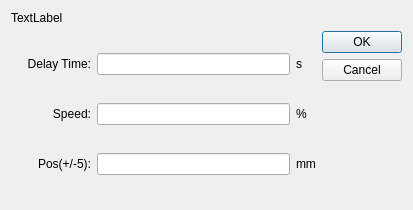
Old version of the form hcinstruction/icautorunrevise.ui in the repository GaussCheng/2-5AxisPunch.
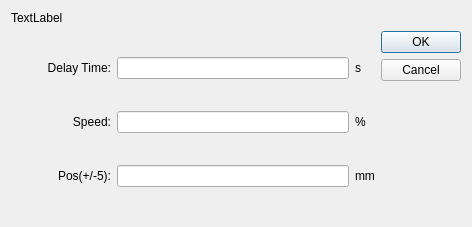
New version of the form. Custom widgets are drawn as their Qt base class.

```diff
--- a/hcinstruction/icautorunrevise.ui
+++ b/hcinstruction/icautorunrevise.ui
@@ -6,8 +6,8 @@
    <rect>
     <x>0</x>
     <y>0</y>
-    <width>413</width>
-    <height>210</height>
+    <width>472</width>
+    <height>227</height>
    </rect>
   </property>
   <property name="windowTitle">
@@ -67,7 +67,7 @@
         <widget class="QLabel" name="positionLabel">
          <property name="minimumSize">
           <size>
-           <width>80</width>
+           <width>100</width>
            <height>0</height>
           </size>
          </property>
```
